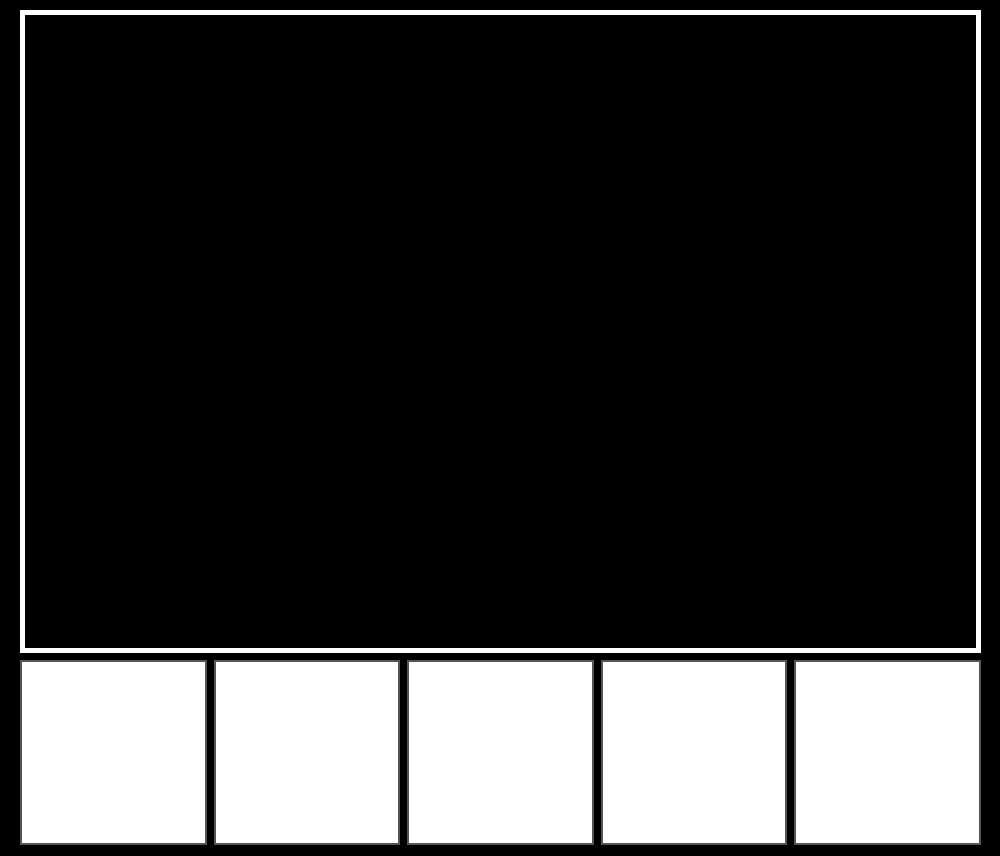
The window that Detection.ui (husseinkhaled733/Detecto) describes before a commit, drawn with Qt 5.
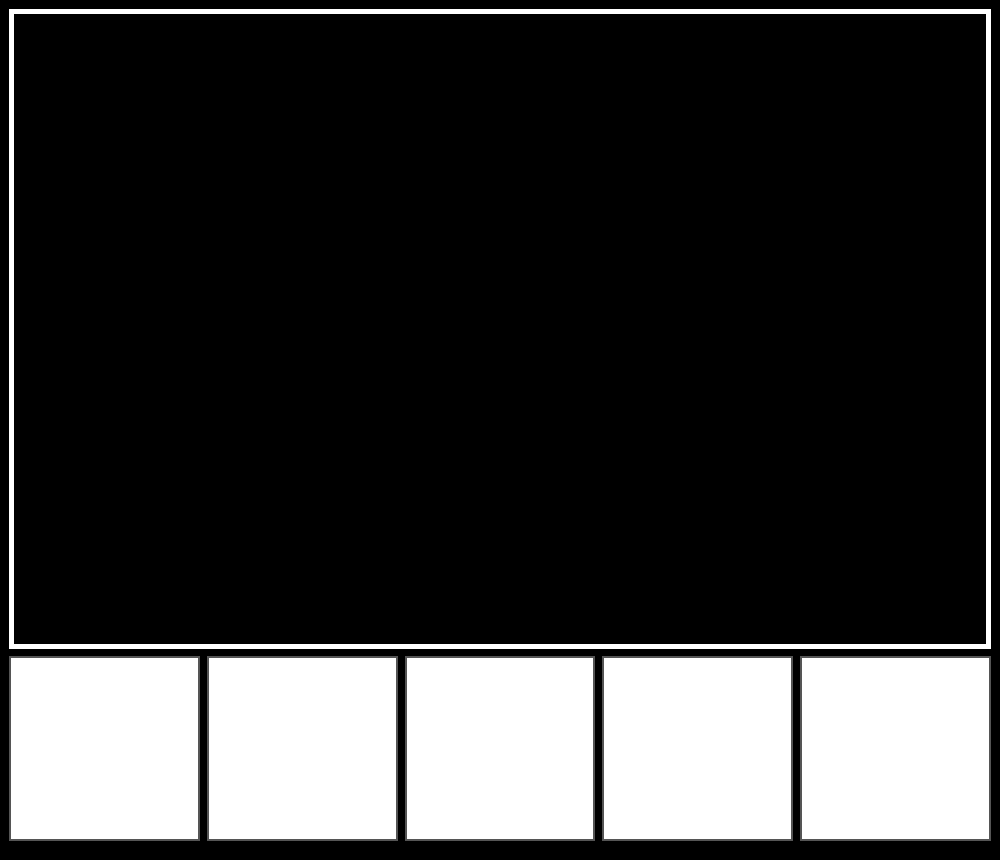
The same window after the commit.

Commit message: fixing maximizing window issue

Patch:
```diff
--- a/Detection.ui
+++ b/Detection.ui
@@ -16,6 +16,12 @@
     <verstretch>0</verstretch>
    </sizepolicy>
   </property>
+  <property name="maximumSize">
+   <size>
+    <width>16777215</width>
+    <height>16777215</height>
+   </size>
+  </property>
   <property name="windowTitle">
    <string>MainWindow</string>
   </property>
@@ -30,24 +36,14 @@
      <verstretch>0</verstretch>
     </sizepolicy>
    </property>
-   <widget class="QWidget" name="verticalLayoutWidget">
-    <property name="geometry">
-     <rect>
-      <x>20</x>
-      <y>10</y>
-      <width>961</width>
-      <height>845</height>
-     </rect>
-    </property>
-    <layout class="QVBoxLayout" name="verticalLayout" stretch="4,1">
+   <layout class="QVBoxLayout" name="verticalLayout_12">
+    <item>
+     <layout class="QVBoxLayout" name="verticalLayout" stretch="2,1">
      <property name="spacing">
       <number>7</number>
      </property>
      <property name="sizeConstraint">
-      <enum>QLayout::SetNoConstraint</enum>
-     </property>
-     <property name="bottomMargin">
-      <number>10</number>
+       <enum>QLayout::SetDefaultConstraint</enum>
      </property>
      <item>
       <widget class="QLabel" name="photo">
@@ -79,11 +75,20 @@
      </item>
      <item>
       <layout class="QHBoxLayout" name="horizontalLayout_2">
+        <property name="bottomMargin">
+         <number>10</number>
+        </property>
        <item>
         <widget class="QPushButton" name="Back_btn">
+          <property name="sizePolicy">
+           <sizepolicy hsizetype="Expanding" vsizetype="Expanding">
+            <horstretch>0</horstretch>
+            <verstretch>0</verstretch>
+           </sizepolicy>
+          </property>
          <property name="minimumSize">
           <size>
-           <width>0</width>
+            <width>185</width>
            <height>185</height>
           </size>
          </property>
@@ -111,9 +116,15 @@
        </item>
        <item>
         <widget class="QPushButton" name="Select_btn">
+          <property name="sizePolicy">
+           <sizepolicy hsizetype="Expanding" vsizetype="Expanding">
+            <horstretch>0</horstretch>
+            <verstretch>0</verstretch>
+           </sizepolicy>
+          </property>
          <property name="minimumSize">
           <size>
-           <width>0</width>
+            <width>185</width>
            <height>185</height>
           </size>
          </property>
@@ -141,6 +152,12 @@
        </item>
        <item>
         <widget class="QPushButton" name="Run_btn">
+          <property name="sizePolicy">
+           <sizepolicy hsizetype="Expanding" vsizetype="Expanding">
+            <horstretch>0</horstretch>
+            <verstretch>0</verstretch>
+           </sizepolicy>
+          </property>
          <property name="minimumSize">
           <size>
            <width>185</width>
@@ -171,9 +188,15 @@
        </item>
        <item>
         <widget class="QPushButton" name="Original_btn">
+          <property name="sizePolicy">
+           <sizepolicy hsizetype="Expanding" vsizetype="Expanding">
+            <horstretch>0</horstretch>
+            <verstretch>0</verstretch>
+           </sizepolicy>
+          </property>
          <property name="minimumSize">
           <size>
-           <width>0</width>
+            <width>185</width>
            <height>185</height>
           </size>
          </property>
@@ -201,9 +224,15 @@
        </item>
        <item>
         <widget class="QPushButton" name="Front_btn">
+          <property name="sizePolicy">
+           <sizepolicy hsizetype="Expanding" vsizetype="Expanding">
+            <horstretch>0</horstretch>
+            <verstretch>0</verstretch>
+           </sizepolicy>
+          </property>
          <property name="minimumSize">
           <size>
-           <width>0</width>
+            <width>185</width>
            <height>185</height>
           </size>
          </property>
@@ -232,7 +261,8 @@
       </layout>
      </item>
     </layout>
-   </widget>
+    </item>
+   </layout>
   </widget>
  </widget>
  <resources/>
```
Left out of the diff: 3 changed lines with no effect on the pictures. Lines whose indentation alone changed are shown as unchanged. The commit also changes 6 other files.
